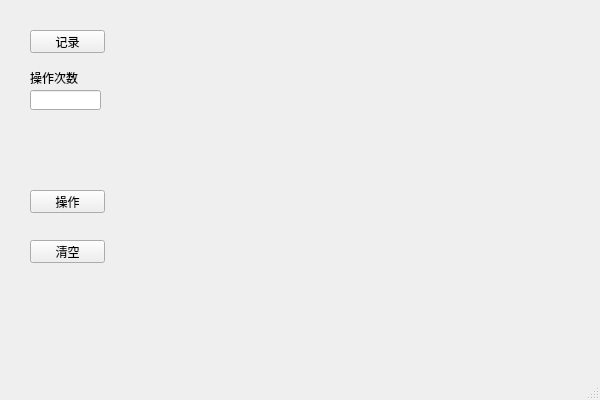
Qt form RecordOp/RecordOp.ui (yuqtj/SimulationOP) before a commit.
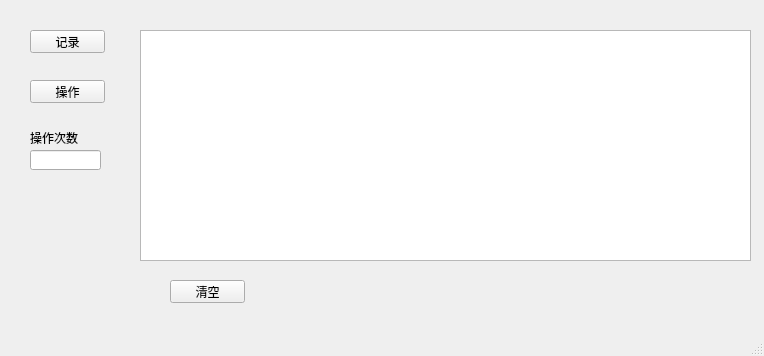
The same form after that commit.

What changed in the file:
```diff
--- a/RecordOp/RecordOp.ui
+++ b/RecordOp/RecordOp.ui
@@ -6,8 +6,8 @@
    <rect>
     <x>0</x>
     <y>0</y>
-    <width>600</width>
-    <height>400</height>
+    <width>764</width>
+    <height>356</height>
    </rect>
   </property>
   <property name="windowTitle">
@@ -31,7 +31,7 @@
     <property name="geometry">
      <rect>
       <x>30</x>
-      <y>190</y>
+      <y>80</y>
       <width>75</width>
       <height>23</height>
      </rect>
@@ -43,8 +43,8 @@
    <widget class="QPushButton" name="clearButton">
     <property name="geometry">
      <rect>
-      <x>30</x>
-      <y>240</y>
+      <x>170</x>
+      <y>280</y>
       <width>75</width>
       <height>23</height>
      </rect>
@@ -57,7 +57,7 @@
     <property name="geometry">
      <rect>
       <x>30</x>
-      <y>90</y>
+      <y>150</y>
       <width>71</width>
       <height>20</height>
      </rect>
@@ -67,7 +67,7 @@
     <property name="geometry">
      <rect>
       <x>30</x>
-      <y>70</y>
+      <y>130</y>
       <width>81</width>
       <height>16</height>
      </rect>
@@ -82,6 +82,16 @@
      <string>操作次数</string>
     </property>
    </widget>
+   <widget class="QTableWidget" name="opTable">
+    <property name="geometry">
+     <rect>
+      <x>140</x>
+      <y>30</y>
+      <width>611</width>
+      <height>231</height>
+     </rect>
+    </property>
+   </widget>
   </widget>
   <widget class="QMenuBar" name="menuBar">
    <property name="geometry">
```
Left out of the diff: 2 changed lines with no effect on the pictures.
